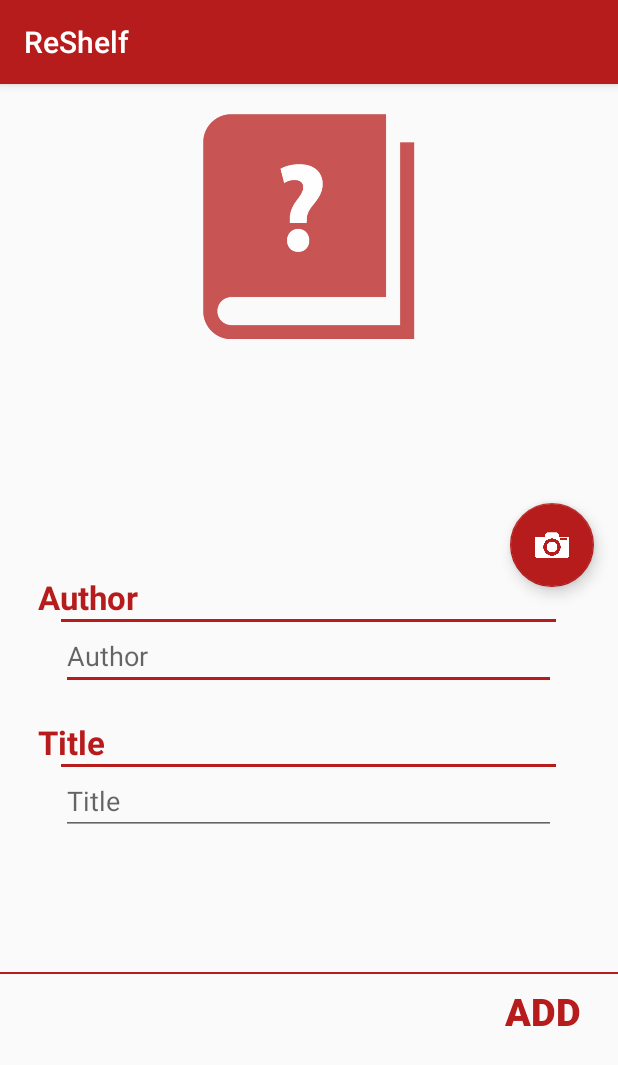
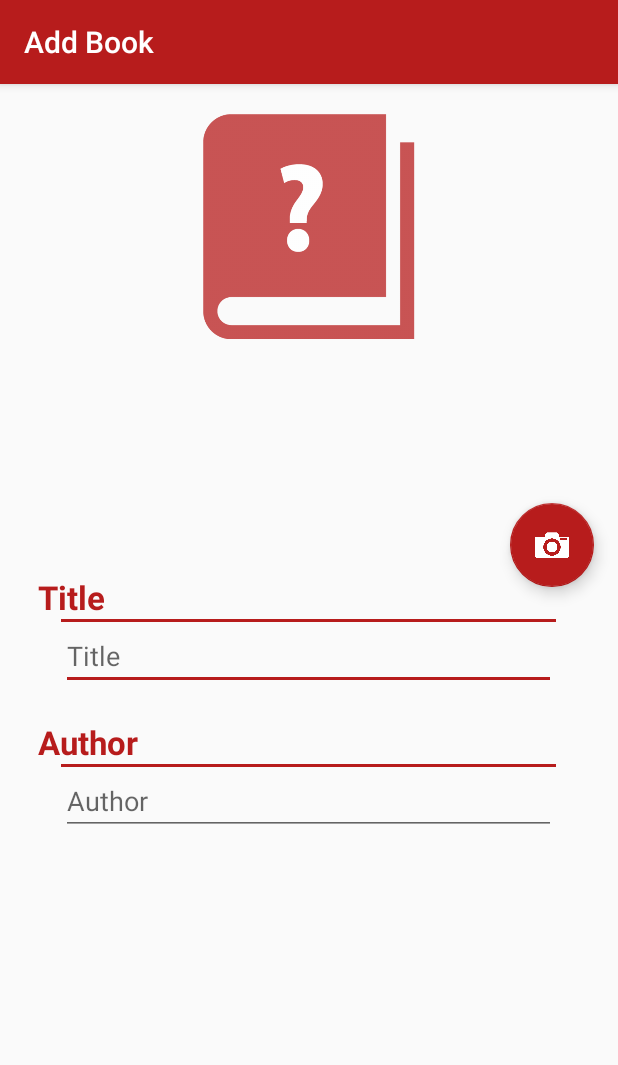
Before and after one commit to kaspychala/ReShelf, an Android app: the AddBook screen opened directly, with no data from a screen before it, on a phone screen of 412 x 824 dp. Shown: the top 1065 px of the screen. Run offline under Robolectric (Android 15) with nearby library versions, the phone set to English and light mode, and no system bars; 1 statement that could not run was skipped.

Commit message:
Layout fix and strings clean.

```diff
--- a/app/src/main/AndroidManifest.xml
+++ b/app/src/main/AndroidManifest.xml
@@ -22,7 +22,9 @@
         </activity>
         <activity
             android:name=".AddBook"
-            android:theme="@style/AppTheme.AddBook">
+            android:theme="@style/AppTheme.AddBook"
+            android:label="@string/title_activity_add">
+
         </activity>
     </application>
 
--- a/app/src/main/java/com/apps/kabzer/reshelf/AddBook.java
+++ b/app/src/main/java/com/apps/kabzer/reshelf/AddBook.java
@@ -6,6 +6,8 @@ import android.support.design.widget.Snackbar;
 import android.support.v4.view.ViewPager;
 import android.support.v7.app.AppCompatActivity;
 import android.os.Bundle;
+import android.view.Menu;
+import android.view.MenuItem;
 import android.view.View;
 import android.view.ViewGroup;
 import android.widget.Button;
@@ -14,8 +16,8 @@ import android.widget.EditText;
 public class AddBook extends AppCompatActivity{
     EditText author;
     EditText title;
-    Button addBook;
     Intent intent;
+    DatabaseHandler db;
 
     @Override
     protected void onCreate(Bundle savedInstanceState) {
@@ -24,19 +26,8 @@ public class AddBook extends AppCompatActivity{
 
         author = (EditText)findViewById(R.id.EditAuthor);
         title = (EditText)findViewById(R.id.EditTitle);
-        addBook = (Button)findViewById(R.id.add);
         intent = new Intent(this,ReshelfActivity.class);
-
-        final DatabaseHandler db = new DatabaseHandler(this);
-
-        addBook.setOnClickListener(new View.OnClickListener(){
-            @Override
-            public void onClick(View v){
-                db.addBook(new Books(author.getText().toString(), title.getText().toString()));
-                startActivity(intent);
-                finish();
-                }
-        });
+        db = new DatabaseHandler(this);
 
         FloatingActionButton addPhoto = (FloatingActionButton) findViewById(R.id.addPhoto);
         addPhoto.setOnClickListener(new View.OnClickListener() {
@@ -50,7 +41,34 @@ public class AddBook extends AppCompatActivity{
 
     @Override
     public void onBackPressed() {
-       finish();
+        startActivity(intent);
+        finish();
+
     }
 
+
+    @Override
+    public boolean onCreateOptionsMenu(Menu menu) {
+        // Inflate the menu; this adds items to the action bar if it is present.
+        getMenuInflater().inflate(R.menu.add_book, menu);
+        return true;
+    }
+
+    @Override
+    public boolean onOptionsItemSelected(MenuItem item) {
+        // Handle action bar item clicks here. The action bar will
+        // automatically handle clicks on the Home/Up button, so long
+        // as you specify a parent activity in AndroidManifest.xml.
+        int id = item.getItemId();
+
+        //noinspection SimplifiableIfStatement
+        if (id == R.id.action_add) {
+            db.addBook(new Books(author.getText().toString(), title.getText().toString()));
+            startActivity(intent);
+            finish();
+            return true;
+        }
+
+        return super.onOptionsItemSelected(item);
+    }
 }
--- a/app/src/main/res/layout/activity_add_book.xml
+++ b/app/src/main/res/layout/activity_add_book.xml
@@ -39,6 +39,31 @@
                 android:textAppearance="?android:attr/textAppearanceLarge"
                 android:layout_marginLeft="25dp"
                 android:layout_marginTop="20dp"
+                android:text="Title"
+                android:textStyle="bold"
+                android:textColor="@color/colorPrimary"
+                android:id="@+id/TitleView" />
+
+            <View
+                android:layout_width="330dp"
+                android:layout_height="2dp"
+                android:background="@color/colorPrimary"
+                android:layout_alignParentBottom="true"
+                android:layout_gravity="center_horizontal"/>
+
+            <EditText
+                android:layout_width="330dp"
+                android:layout_height="wrap_content"
+                android:id="@+id/EditTitle"
+                android:hint="Title"
+                android:layout_gravity="center_horizontal" />
+
+            <TextView
+                android:layout_width="345dp"
+                android:layout_height="wrap_content"
+                android:textAppearance="?android:attr/textAppearanceLarge"
+                android:layout_marginLeft="25dp"
+                android:layout_marginTop="20dp"
                 android:text="Author"
                 android:textStyle="bold"
                 android:textColor="@color/colorPrimary"
@@ -58,52 +83,6 @@
                 android:hint="Author"
                 android:layout_gravity="center_horizontal" />
 
-            <TextView
-                android:layout_width="345dp"
-                android:layout_height="wrap_content"
-                android:textAppearance="?android:attr/textAppearanceLarge"
-                android:layout_marginLeft="25dp"
-                android:layout_marginTop="20dp"
-                android:text="Title"
-                android:textStyle="bold"
-                android:textColor="@color/colorPrimary"
-                android:id="@+id/TitleView" />
-
-            <View
-                android:layout_width="330dp"
-                android:layout_height="2dp"
-                android:background="@color/colorPrimary"
-                android:layout_alignParentBottom="true"
-                android:layout_gravity="center_horizontal"/>
-
-            <EditText
-                android:layout_width="330dp"
-                android:layout_height="wrap_content"
-                android:id="@+id/EditTitle"
-                android:hint="Title"
-                android:layout_gravity="center_horizontal" />
-
-            <View
-                android:layout_width="wrap_content"
-                android:layout_height="1dp"
-                android:background="@color/colorPrimary"
-                android:layout_alignParentBottom="true"
-                android:layout_gravity="center_horizontal"
-                android:layout_marginTop="91dp"/>
-
-            <Button
-                style="?android:attr/buttonStyleSmall"
-                android:layout_width="100dp"
-                android:layout_height="50dp"
-                android:text="ADD"
-                android:textStyle="bold"
-                android:textSize="25dp"
-                android:textColor="@color/colorPrimary"
-                android:background="@drawable/button_highlight_add"
-                android:onClick="foo"
-                android:id="@+id/add"
-                android:layout_gravity="right" />
-
         </LinearLayout>
 
 
--- a/app/src/main/res/values/strings.xml
+++ b/app/src/main/res/values/strings.xml
@@ -3,7 +3,8 @@
 
 <!-- TODO: Remove or change this placeholder text -->
     <string name="hello_blank_fragment">Hello blank fragment</string>
-    <string name="title_activity_reshelf">ReshelfActivity</string>
+    <string name="title_activity_reshelf">Reshelf</string>
+    <string name="title_activity_add">Add Book</string>
 
     <string name="navigation_drawer_open">Open navigation drawer</string>
     <string name="navigation_drawer_close">Close navigation drawer</string>
```
